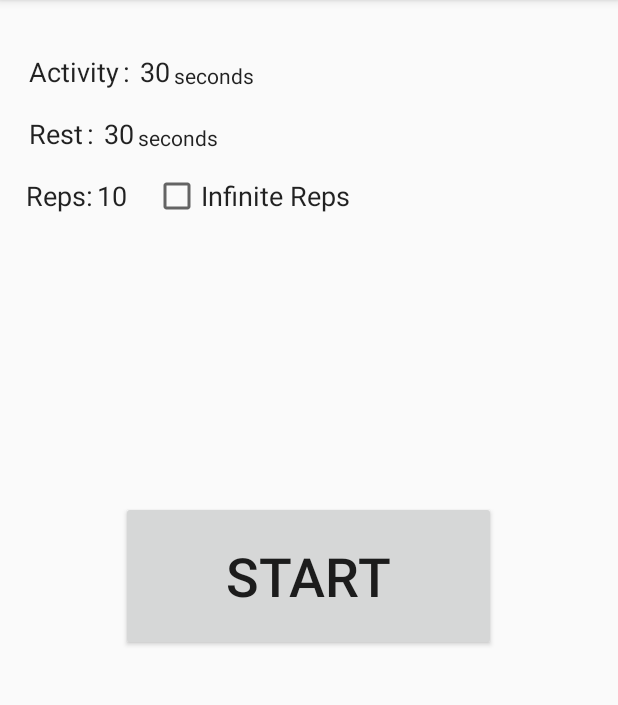
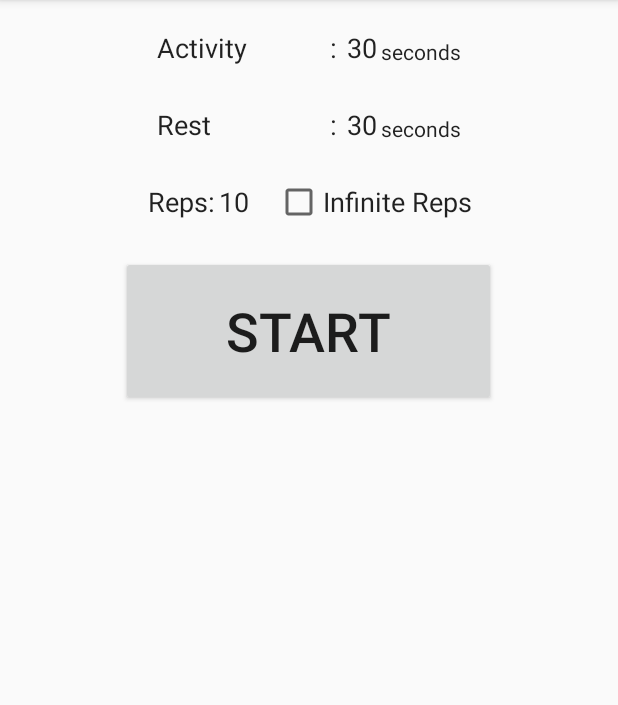
Before and after one commit to armhandstudios/Interval-Timer, an Android app: the screen it shows after launch (MainActivity), on a phone screen of 412 x 824 dp, the part 84-789 px from its top. Run offline under Robolectric (Android 15) with nearby library versions, the phone set to English and light mode, and no system bars.

Commit message:
Changed UI to look better on more screens Allowed main activity to go landscape (timer activity still only portrait) Fixed issue if user had a bad value in a timer value, but was still focusing it, and immediately pressed start

```diff
--- a/app/build.gradle
+++ b/app/build.gradle
@@ -7,7 +7,7 @@ android {
         applicationId "com.armhandstudios.apps.intervaltimer"
         minSdkVersion 15
         targetSdkVersion 24
-        versionCode 1
+        versionCode 2
         versionName "1.0"
         testInstrumentationRunner "android.support.test.runner.AndroidJUnitRunner"
     }
@@ -17,10 +17,12 @@ android {
             proguardFiles getDefaultProguardFile('proguard-android.txt'), 'proguard-rules.pro'
         }
     }
+    productFlavors {
+    }
 }
 
 dependencies {
-    compile fileTree(dir: 'libs', include: ['*.jar'])
+    compile fileTree(include: ['*.jar'], dir: 'libs')
     androidTestCompile('com.android.support.test.espresso:espresso-core:2.2.2', {
         exclude group: 'com.android.support', module: 'support-annotations'
     })
--- a/app/src/main/AndroidManifest.xml
+++ b/app/src/main/AndroidManifest.xml
@@ -1,6 +1,10 @@
 <?xml version="1.0" encoding="utf-8"?>
 <manifest xmlns:android="http://schemas.android.com/apk/res/android"
           package="com.armhandstudios.apps.intervaltimer">
+    <supports-screens android:smallScreens="false"
+                      android:normalScreens="true"
+                      android:largeScreens="true"
+                      android:xlargeScreens="true"/>
 
     <application
         android:allowBackup="true"
--- a/app/src/main/java/com/armhandstudios/apps/intervaltimer/MainActivity.java
+++ b/app/src/main/java/com/armhandstudios/apps/intervaltimer/MainActivity.java
@@ -22,14 +22,14 @@ public class MainActivity extends AppCompatActivity
     protected void onCreate(Bundle savedInstanceState)
     {
         super.onCreate(savedInstanceState);
-        setRequestedOrientation(ActivityInfo.SCREEN_ORIENTATION_PORTRAIT);
+        //setRequestedOrientation(ActivityInfo.SCREEN_ORIENTATION_PORTRAIT);
         setContentView(R.layout.activity_main);
 
         startButton = (Button) findViewById(R.id.startTimerButton);
         primaryTimer = (SetIntervalTime) getSupportFragmentManager().findFragmentById(R.id.mainTimerFragment);
         secondaryTimer = (SetIntervalTime) getSupportFragmentManager().findFragmentById(R.id.secondaryTimerFragment);
         repsFragment = (RepsFragment) getSupportFragmentManager().findFragmentById(R.id.repsFragment);
-        primaryTimer.setCanBeZero(false);
+        primaryTimer.setCanBeZero(true);
         primaryTimer.setActivityNameText("Activity");
         secondaryTimer.setCanBeZero(true);
         secondaryTimer.setActivityNameText("Rest");
@@ -47,6 +47,15 @@ public class MainActivity extends AppCompatActivity
 
     private void runTimer(final View v)
     {
+        if(getCurrentFocus() != null && getCurrentFocus().getOnFocusChangeListener() != null)
+        {
+            getCurrentFocus().getOnFocusChangeListener().onFocusChange(getCurrentFocus(), false);
+        }
+        //won't start timer if no times are set
+        if(primaryTimer.getTimerValue() == 0 && secondaryTimer.getTimerValue() == 0)
+        {
+            return;
+        }
         Intent toTimer = new Intent(v.getContext(), TimerRunning.class);
         Bundle bundle = new Bundle();
         bundle.putString("mainActivityTitle", primaryTimer.getActivityNameText());
--- a/app/src/main/res/layout/activity_main.xml
+++ b/app/src/main/res/layout/activity_main.xml
@@ -22,9 +22,7 @@
         android:id="@+id/mainTimerFragment"
         tools:layout="@layout/fragment_set_interval_time"
         android:layout_alignParentTop="true"
-        android:layout_alignParentLeft="true"
-        android:layout_alignParentStart="true"
-        android:layout_marginTop="16dp"/>
+        android:layout_centerHorizontal="true"/>
 
     <fragment
         android:layout_width="wrap_content"
@@ -33,10 +31,8 @@
         android:id="@+id/secondaryTimerFragment"
         tools:layout="@layout/fragment_set_interval_time"
         android:layout_below="@+id/mainTimerFragment"
-        android:layout_alignParentLeft="true"
-        android:layout_alignParentStart="true"
-        android:layout_marginTop="10dp"
-        android:layout_marginBottom="10dp"/>
+        android:layout_marginTop="20dp"
+        android:layout_centerHorizontal="true"/>
 
     <fragment
         android:layout_width="wrap_content"
@@ -45,16 +41,17 @@
         android:id="@+id/repsFragment"
         tools:layout="@layout/fragment_reps"
         android:layout_below="@+id/secondaryTimerFragment"
-        android:layout_alignParentLeft="true"
-        android:layout_alignParentStart="true"/>
+        android:layout_marginTop="20dp"
+        android:layout_centerHorizontal="true"/>
 
     <Button
-        android:text="Start"
+        android:text="@string/start_button_text"
         android:layout_height="100dp"
         android:id="@+id/startTimerButton"
         android:layout_width="250dp"
         android:textSize="36sp"
-        android:layout_centerVertical="true"
-        android:layout_centerHorizontal="true"/>
+        android:layout_below="@+id/repsFragment"
+        android:layout_centerHorizontal="true"
+        android:layout_marginTop="20dp"/>
 
 </RelativeLayout>
--- a/app/src/main/res/layout/activity_timer_running.xml
+++ b/app/src/main/res/layout/activity_timer_running.xml
@@ -55,7 +55,7 @@
         android:padding="1dp"/>
 
     <TextView
-        android:text="Reps:"
+        android:text="@string/reps_left_text"
         android:layout_width="wrap_content"
         android:layout_height="wrap_content"
         android:layout_alignBottom="@+id/nReps"
--- a/app/src/main/res/layout/fragment_reps.xml
+++ b/app/src/main/res/layout/fragment_reps.xml
@@ -11,7 +11,7 @@
         android:layout_height="match_parent">
 
         <CheckBox
-            android:text="Infinite Reps"
+            android:text="@string/infinite_reps_text"
             android:layout_width="wrap_content"
             android:layout_height="wrap_content"
             android:id="@+id/useRepsCheck"
@@ -24,7 +24,7 @@
             android:textColor="?attr/editTextColor"/>
 
         <TextView
-            android:text="Reps:"
+            android:text="@string/enter_reps_text"
             android:layout_width="wrap_content"
             android:layout_height="wrap_content"
             android:id="@+id/enterRepsText"
@@ -41,7 +41,7 @@
             android:layout_height="wrap_content"
             android:inputType="number"
             android:id="@+id/enterReps"
-            android:text="10"
+            android:text="@string/default_reps_count"
             android:background="@android:color/transparent"
             android:padding="1dp"
             android:layout_alignBaseline="@+id/enterRepsText"
--- a/app/src/main/res/layout/fragment_set_interval_time.xml
+++ b/app/src/main/res/layout/fragment_set_interval_time.xml
@@ -13,7 +13,6 @@
         <EditText
             android:layout_height="wrap_content"
             android:inputType="textPersonName"
-            android:text="Activity Name"
             android:id="@+id/activityNameText"
             android:layout_width="wrap_content"
             android:background="@android:color/transparent"
@@ -24,10 +23,10 @@
             android:cursorVisible="false"
             android:singleLine="true"
             android:maxEms="10"
-            />
+            android:hint="@string/activity_name_hint"/>
 
         <TextView
-            android:text=":"
+            android:text="@string/colon"
             android:layout_width="wrap_content"
             android:layout_height="wrap_content"
             android:id="@+id/colon"
@@ -61,11 +60,10 @@
             android:cursorVisible="false"/>
 
         <TextView
-            android:text="seconds"
+            android:text="@string/seconds_text"
             android:layout_width="wrap_content"
             android:layout_height="wrap_content"
             android:id="@+id/timeUnitsText"
-            tools:text="seconds"
             android:textColor="?attr/editTextColor"
             android:layout_alignBottom="@+id/colon"
             android:layout_toRightOf="@+id/timerCount"
--- a/app/src/main/res/values/strings.xml
+++ b/app/src/main/res/values/strings.xml
@@ -1,7 +1,13 @@
 <resources>
     <string name="app_name">Interval Timer</string>
 
-    <!-- TODO: Remove or change this placeholder text -->
-    <string name="hello_blank_fragment">Hello blank fragment</string>
-    <string name="title_activity_timer_running">timerRunning</string>
+    <string name="start_button_text">Start</string>
+    <string name="colon">:</string>
+    <string name="enter_reps_text">Reps:</string>
+    <string name="reps_left_text">Reps:</string>
+    <string name="infinite_reps_text">Infinite Reps</string>
+    <string name="default_activity_time">30</string>
+    <string name="default_reps_count">10</string>
+    <string name="activity_name_hint">Activity Name</string>
+    <string name="seconds_text">seconds</string>
 </resources>
```
Also changed, not shown: app/src/main/java/com/armhandstudios/apps/intervaltimer/SetIntervalTime.java (+10 -5 lines), app/src/main/java/com/armhandstudios/apps/intervaltimer/TimerRunning.java (+14 -3 lines), app/src/main/ic_launcher-web.png (added), app/src/main/res/mipmap-hdpi/ic_launcher.png, app/src/main/res/mipmap-mdpi/ic_launcher.png, app/src/main/res/mipmap-xhdpi/ic_launcher.png, app/src/main/res/mipmap-xxhdpi/ic_launcher.png, app/src/main/res/mipmap-xxxhdpi/ic_launcher.png.
